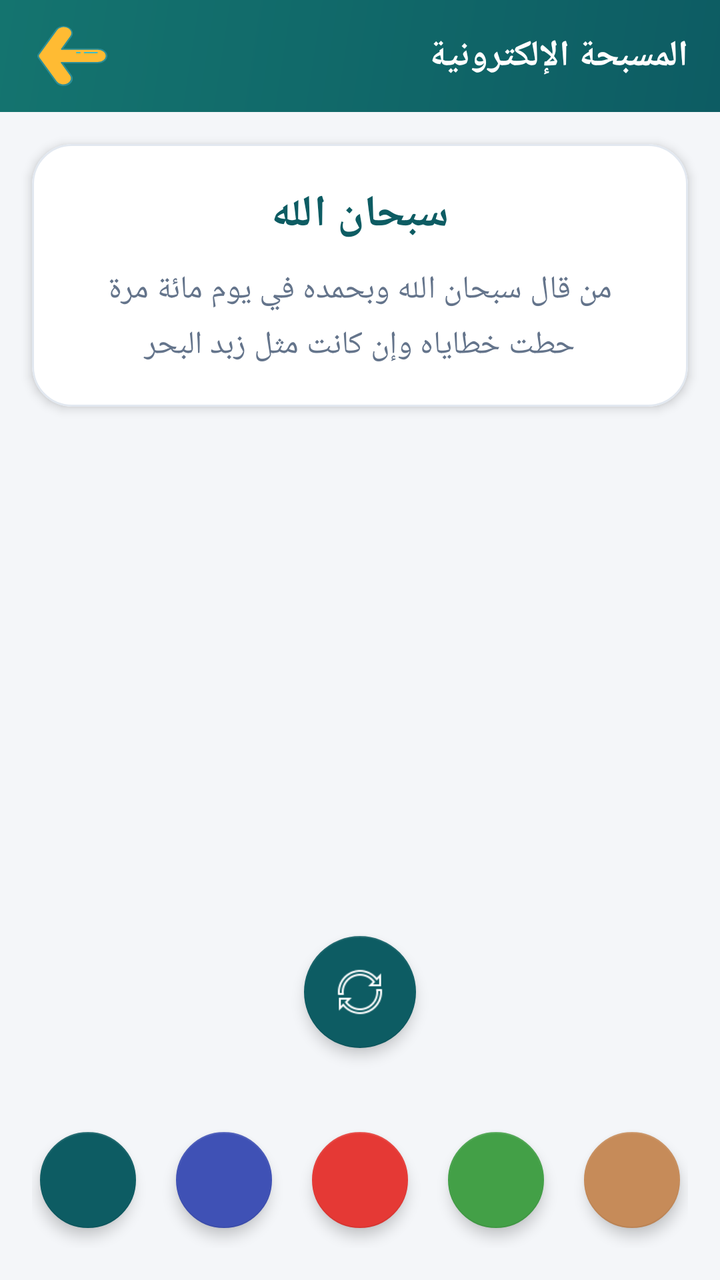
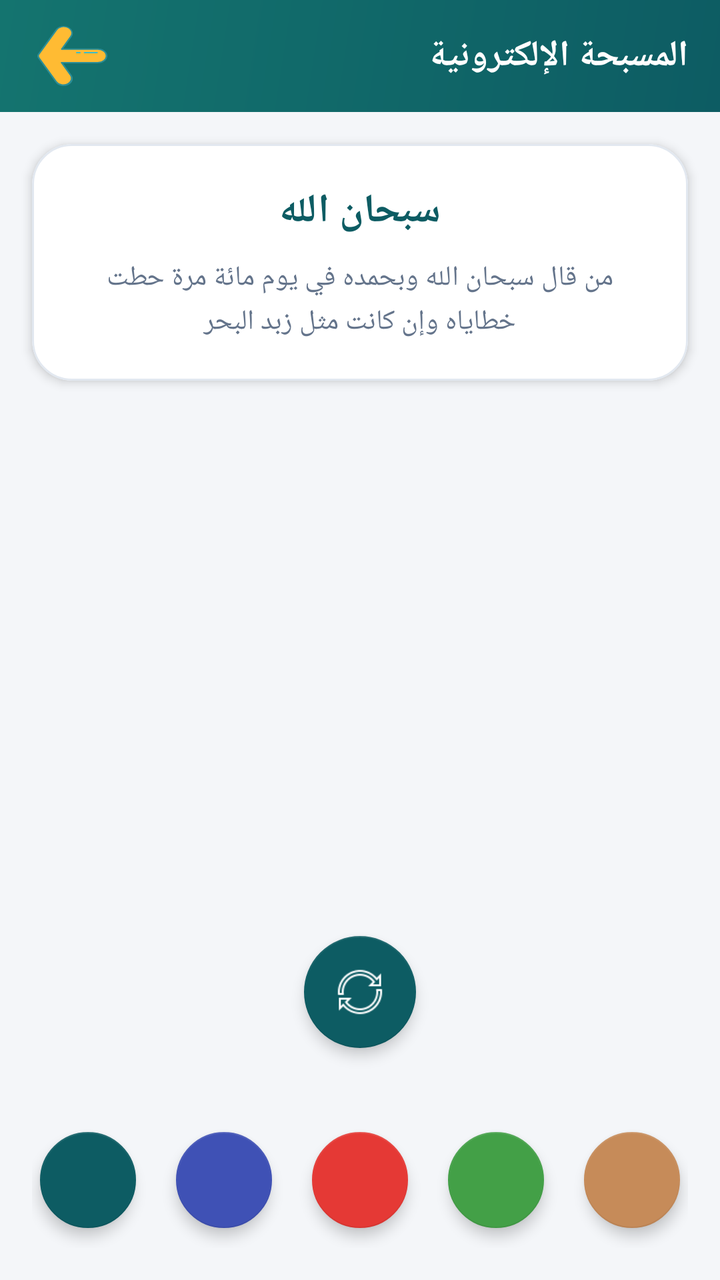

Two renders of the same Android screen: before a commit and after it. Below are the layout's source before the change and the commit's diff.
<!-- AndroidManifest.xml: application theme AppTheme -->
<!-- res/layout/activity_masbaha.xml -->
<?xml version="1.0" encoding="utf-8"?>
<androidx.constraintlayout.widget.ConstraintLayout xmlns:android="http://schemas.android.com/apk/res/android"
    xmlns:app="http://schemas.android.com/apk/res-auto"
    xmlns:tools="http://schemas.android.com/tools"
    android:layout_width="match_parent"
    android:layout_height="match_parent"
    android:background="@color/app_background"
    tools:context=".masbaha.MasbahaActivity">

    <com.google.android.material.appbar.AppBarLayout
        android:id="@+id/appBarLayout"
        android:layout_width="match_parent"
        android:layout_height="wrap_content"
        android:background="@drawable/color"
        app:layout_constraintEnd_toEndOf="parent"
        app:layout_constraintStart_toStartOf="parent"
        app:layout_constraintTop_toTopOf="parent">

        <androidx.appcompat.widget.Toolbar
            android:id="@+id/toolbar"
            android:layout_width="match_parent"
            android:layout_height="?attr/actionBarSize">

            <androidx.constraintlayout.widget.ConstraintLayout
                android:layout_width="match_parent"
                android:layout_height="match_parent">

                <androidx.appcompat.widget.AppCompatImageButton
                    android:id="@+id/back_button"
                    android:layout_width="40dp"
                    android:layout_height="40dp"
                    android:background="?attr/selectableItemBackgroundBorderless"
                    android:onClick="onBackClicked"
                    app:layout_constraintBottom_toBottomOf="parent"
                    app:layout_constraintStart_toStartOf="parent"
                    app:layout_constraintTop_toTopOf="parent"
                    app:srcCompat="@drawable/ic_back_button" />

                <androidx.appcompat.widget.AppCompatTextView
                    android:id="@+id/toolbar_title"
                    android:layout_width="wrap_content"
                    android:layout_height="wrap_content"
                    android:layout_marginEnd="16dp"
                    android:text="المسبحة الإلكترونية"
                    android:textColor="#FFFFFF"
                    android:textSize="18sp"
                    android:textStyle="bold"
                    app:layout_constraintBottom_toBottomOf="parent"
                    app:layout_constraintEnd_toEndOf="parent"
                    app:layout_constraintTop_toTopOf="parent" />

            </androidx.constraintlayout.widget.ConstraintLayout>

        </androidx.appcompat.widget.Toolbar>

    </com.google.android.material.appbar.AppBarLayout>

    <com.google.android.material.card.MaterialCardView
        android:id="@+id/info_card"
        android:layout_width="0dp"
        android:layout_height="wrap_content"
        android:layout_margin="16dp"
        app:cardBackgroundColor="@color/card_surface"
        app:cardCornerRadius="20dp"
        app:cardElevation="3dp"
        app:layout_constraintEnd_toEndOf="parent"
        app:layout_constraintStart_toStartOf="parent"
        app:layout_constraintTop_toBottomOf="@+id/appBarLayout"
        app:strokeColor="@color/card_stroke"
        app:strokeWidth="1dp">

        <LinearLayout
            android:layout_width="match_parent"
            android:layout_height="wrap_content"
            android:orientation="vertical"
            android:padding="20dp">

            <TextView
                android:id="@+id/tv_title"
                android:layout_width="match_parent"
                android:layout_height="wrap_content"
                android:fontFamily="@font/jazeera"
                android:gravity="center"
                android:text="سبحان الله"
                android:textColor="@color/colorPrimary"
                android:textSize="22sp"
                android:textStyle="bold" />

            <TextView
                android:id="@+id/tv_desc"
                android:layout_width="match_parent"
                android:layout_height="wrap_content"
                android:layout_marginTop="12dp"
                android:fontFamily="@font/jazeera"
                android:gravity="center"
                android:lineSpacingExtra="6dp"
                android:text="من قال سبحان الله وبحمده في يوم مائة مرة حطت خطاياه وإن كانت مثل زبد البحر"
                android:textColor="@color/text_secondary"
                android:textSize="16sp" />

        </LinearLayout>

    </com.google.android.material.card.MaterialCardView>

    <androidx.viewpager.widget.ViewPager
        android:id="@+id/recycler_masbaha"
        android:layout_width="0dp"
        android:layout_height="0dp"
        app:layout_constraintBottom_toTopOf="@+id/iv_reset"
        app:layout_constraintEnd_toEndOf="parent"
        app:layout_constraintStart_toStartOf="parent"
        app:layout_constraintTop_toBottomOf="@+id/info_card"
        tools:listitem="@layout/item_masbaha" />

    <com.google.android.material.floatingactionbutton.FloatingActionButton
        android:id="@+id/iv_reset"
        android:layout_width="wrap_content"
        android:layout_height="wrap_content"
        android:layout_marginBottom="16dp"
        android:src="@drawable/reset"
        app:backgroundTint="@color/colorPrimary"
        app:elevation="4dp"
        app:fabSize="normal"
        app:layout_constraintBottom_toTopOf="@id/content_linear"
        app:layout_constraintEnd_toEndOf="parent"
        app:layout_constraintStart_toStartOf="parent"
        app:tint="#FFFFFF" />

    <LinearLayout
        android:id="@+id/content_linear"
        android:layout_width="match_parent"
        android:layout_height="wrap_content"
        android:gravity="center_horizontal"
        android:orientation="horizontal"
        android:padding="16dp"
        app:layout_constraintBottom_toBottomOf="parent"
        app:layout_constraintEnd_toEndOf="parent"
        app:layout_constraintStart_toStartOf="parent">

        <com.google.android.material.floatingactionbutton.FloatingActionButton
            android:id="@+id/iv_1"
            android:layout_width="48dp"
            android:layout_height="48dp"
            android:layout_margin="6dp"
            app:backgroundTint="#0D5C63"
            app:elevation="4dp"
            app:fabSize="mini" />

        <com.google.android.material.floatingactionbutton.FloatingActionButton
            android:id="@+id/iv_2"
            android:layout_width="48dp"
            android:layout_height="48dp"
            android:layout_margin="6dp"
            app:backgroundTint="#3F51B5"
            app:elevation="4dp"
            app:fabSize="mini" />

        <com.google.android.material.floatingactionbutton.FloatingActionButton
            android:id="@+id/iv_3"
            android:layout_width="48dp"
            android:layout_height="48dp"
            android:layout_margin="6dp"
            app:backgroundTint="#E53935"
            app:elevation="4dp"
            app:fabSize="mini" />

        <com.google.android.material.floatingactionbutton.FloatingActionButton
            android:id="@+id/iv_4"
            android:layout_width="48dp"
            android:layout_height="48dp"
            android:layout_margin="6dp"
            app:backgroundTint="#43A047"
            app:elevation="4dp"
            app:fabSize="mini" />

        <com.google.android.material.floatingactionbutton.FloatingActionButton
            android:id="@+id/iv_5"
            android:layout_width="48dp"
            android:layout_height="48dp"
            android:layout_margin="6dp"
            app:backgroundTint="#C68B59"
            app:elevation="4dp"
            app:fabSize="mini" />

    </LinearLayout>

    <View
        android:id="@+id/view"
        android:layout_width="match_parent"
        android:layout_height="0dp"
        android:background="@android:color/transparent"
        android:clickable="true"
        android:focusable="true"
        app:layout_constraintBottom_toTopOf="@id/iv_reset"
        app:layout_constraintEnd_toEndOf="parent"
        app:layout_constraintStart_toStartOf="parent"
        app:layout_constraintTop_toBottomOf="@+id/info_card" />

</androidx.constraintlayout.widget.ConstraintLayout>
<!-- res/layout/item_masbaha.xml (included above) -->
<?xml version="1.0" encoding="utf-8"?>
<FrameLayout xmlns:android="http://schemas.android.com/apk/res/android"
    xmlns:app="http://schemas.android.com/apk/res-auto"
    android:layout_width="match_parent"
    android:layout_height="match_parent">

    <com.google.android.material.card.MaterialCardView
        android:id="@+id/colord_frame"
        android:layout_width="160dp"
        android:layout_height="160dp"
        android:layout_gravity="center"
        app:cardBackgroundColor="@color/card_surface"
        app:cardCornerRadius="80dp"
        app:cardElevation="6dp"
        app:strokeColor="@color/colorPrimary"
        app:strokeWidth="3dp">

        <TextView
            android:id="@+id/counter"
            android:layout_width="wrap_content"
            android:layout_height="wrap_content"
            android:layout_gravity="center"
            android:textColor="@color/colorPrimary"
            android:textSize="42sp"
            android:textStyle="bold" />

    </com.google.android.material.card.MaterialCardView>

</FrameLayout>
<!-- resources referenced by this layout -->
<resources>
  <color name="app_background">#F4F6F9</color>
  <color name="card_stroke">#E2E8F0</color>
  <color name="card_surface">#FFFFFF</color>
  <color name="colorPrimary">#0D5C63</color>
  <color name="text_secondary">#64748B</color>
  <!-- drawable color (drawable) -->
  <?xml version="1.0" encoding="utf-8"?>
  <shape xmlns:android="http://schemas.android.com/apk/res/android">
      <gradient
          android:angle="135"
          android:startColor="@color/header_gradient_start"
          android:endColor="@color/header_gradient_end"/>
  </shape>
  <!-- drawable ic_back_button (drawable) -->
  <vector xmlns:android="http://schemas.android.com/apk/res/android"
      android:width="35dp"
      android:height="30dp"
      android:viewportWidth="168.75"
      android:viewportHeight="181.67">
    <path
        android:pathData="M3.51,85.16a11.35,11.35 0,0 0,0 11.33l42.15,73A20.28,20.28 0,0 0,73.36 177h0a20.28,20.28 0,0 0,7.42 -27.69L58.57,110.79h87.91a20.27,20.27 0,0 0,20.27 -20.27h0a20.27,20.27 0,0 0,-20.27 -20.28H58.92L80.77,32.4A20.27,20.27 0,0 0,73.35 4.71h0a20.26,20.26 0,0 0,-27.68 7.42Z"
        android:fillColor="#FFBB33"/>
    <path
        android:pathData="M57.46,180.9a22.11,22.11 0,0 1,-13.53 -10.37l-42.15,-73a13.38,13.38 0,0 1,0 -13.33h0l42.15,-73A22.3,22.3 0,0 1,74.35 3,22.27 22.27,0 0,1 82.51,33.4L62.39,68.25h84.09a22.27,22.27 0,1 1,0 44.54H62l20.48,35.46a22.28,22.28 0,0 1,-19.26 33.42A22,22 0,0 1,57.46 180.9ZM58.92,72.25a2,2 0,0 1,-1.73 -1,2 2,0 0,1 0,-2L79,31.4A18.27,18.27 0,1 0,47.4 13.13l-42.16,73a9.36,9.36 0,0 0,0 9.33l42.16,73A18.27,18.27 0,0 0,79 150.25L56.83,111.79a2,2 0,0 1,0 -2,2 2,0 0,1 1.74,-1h87.91a18.27,18.27 0,1 0,0 -36.54Z"
        android:fillColor="#2C8E97"/>
    <path
        android:pathData="M113.87,82.88h29.95a2,2 0,0 0,0 -4H113.87a2,2 0,0 0,0 4Z"
        android:fillColor="#3ABCC9"/>
    <path
        android:pathData="M95.12,82.88h7.54a2,2 0,0 0,0 -4H95.12a2,2 0,0 0,0 4Z"
        android:fillColor="#3ABCC9"/>
  </vector>
  <!-- drawable reset: png bitmap (drawable, 1523 bytes) -->
  <style name="AppTheme" parent="Theme.MaterialComponents.DayNight.NoActionBar">
          <item name="colorPrimary">@color/colorPrimary</item>
          <item name="colorPrimaryDark">@color/colorPrimaryDark</item>
          <item name="colorAccent">@color/colorAccent</item>
          <item name="android:windowBackground">@color/app_background</item>
      </style>
  <color name="header_gradient_start">#0D5C63</color>
  <color name="header_gradient_end">#14746F</color>
  <color name="colorPrimaryDark">#093F44</color>
  <color name="colorAccent">#C68B59</color>
</resources>

<!-- the commit's change to res/layout/activity_masbaha.xml (unified diff, before → after) -->
@@ -83,20 +83,20 @@
                 android:gravity="center"
                 android:text="سبحان الله"
                 android:textColor="@color/colorPrimary"
-                android:textSize="22sp"
+                android:textSize="20sp"
                 android:textStyle="bold" />
 
             <TextView
                 android:id="@+id/tv_desc"
                 android:layout_width="match_parent"
                 android:layout_height="wrap_content"
-                android:layout_marginTop="12dp"
+                android:layout_marginTop="10dp"
                 android:fontFamily="@font/jazeera"
                 android:gravity="center"
-                android:lineSpacingExtra="6dp"
+                android:lineSpacingExtra="3dp"
                 android:text="من قال سبحان الله وبحمده في يوم مائة مرة حطت خطاياه وإن كانت مثل زبد البحر"
                 android:textColor="@color/text_secondary"
-                android:textSize="16sp" />
+                android:textSize="14sp" />
 
         </LinearLayout>
 
@@ -220,7 +220,7 @@
             android:layout_width="wrap_content"
             android:layout_height="wrap_content"
             android:layout_gravity="center"
-            android:textColor="@color/colorPrimary"
+            android:textColor="@color/white"
             android:textSize="42sp"
             android:textStyle="bold" />
 
<!-- resource entries referenced after the edit -->
@@ -5,6 +5,7 @@
   <color name="card_surface">#FFFFFF</color>
   <color name="colorPrimary">#0D5C63</color>
   <color name="text_secondary">#64748B</color>
+  <color name="white">#FFFFFF</color>
   <!-- drawable color (drawable) -->
   <?xml version="1.0" encoding="utf-8"?>
   <shape xmlns:android="http://schemas.android.com/apk/res/android">
